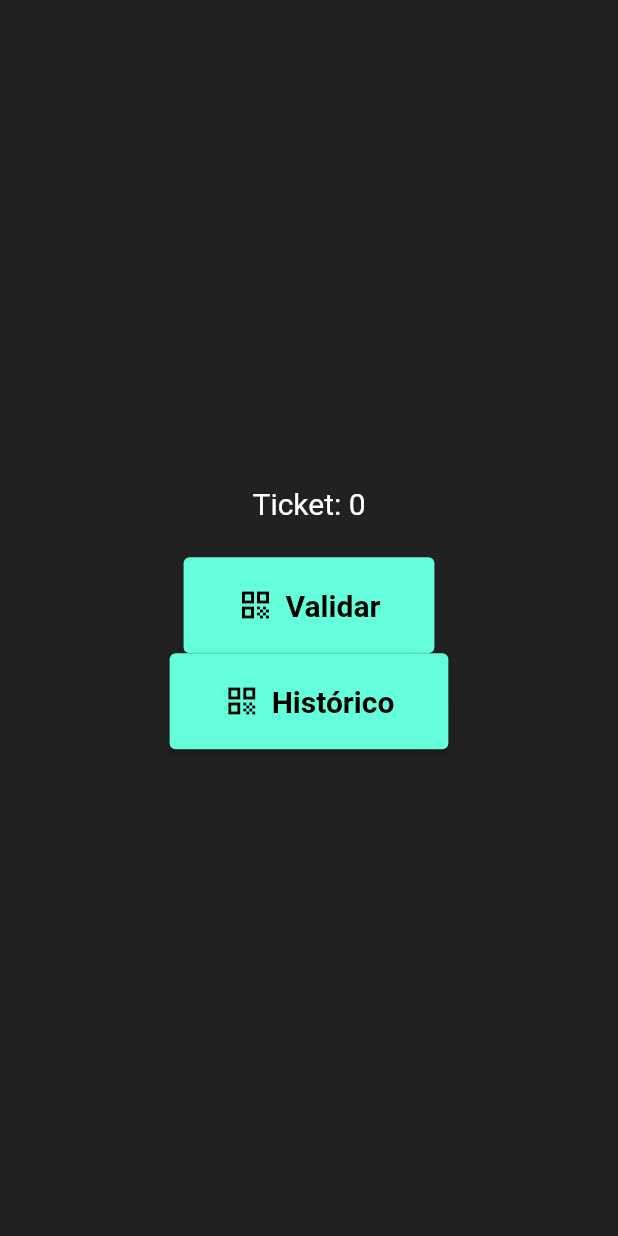
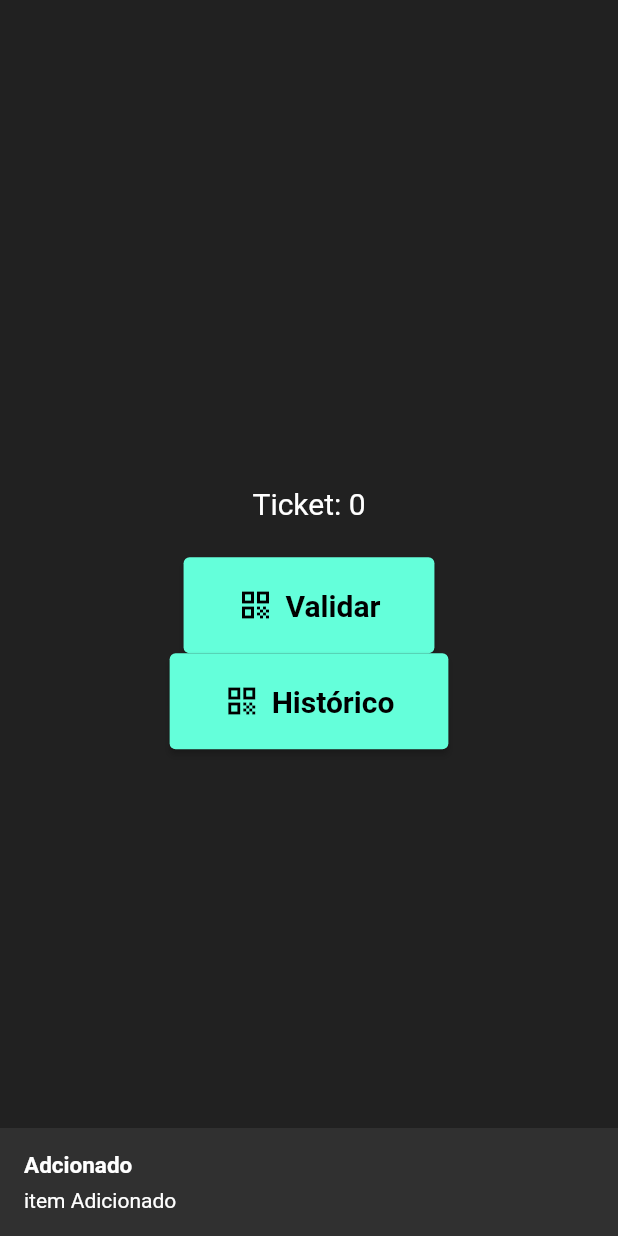
Before and after one commit to joao-lusa/flutter-as-scanner, a Flutter app: the screen it shows after launch, after a tap on "Validar", on a phone screen of 412 x 824 dp. Run offline on Flutter 3.47's test engine with Material 2 defaults, Android fonts, the phone set to English and light mode, and no system bars; drawn by our look-alikes of another_flushbar; our stand-ins replace sqflite; missing offline and left inert: flutter_barcode_scanner; accounts and stored records are empty.

Commit message:
Quase pronto

```diff
--- a/scanerbarcode/lib/main.dart
+++ b/scanerbarcode/lib/main.dart
@@ -19,7 +19,8 @@ class App extends StatelessWidget {
         scaffoldBackgroundColor: Colors.grey[900],
         elevatedButtonTheme: ElevatedButtonThemeData(
           style: ElevatedButton.styleFrom(
-            foregroundColor: Colors.black, backgroundColor: Colors.tealAccent,
+            foregroundColor: Colors.black,
+            backgroundColor: Colors.tealAccent,
             padding: const EdgeInsets.symmetric(vertical: 20, horizontal: 36),
             textStyle:
                 const TextStyle(fontSize: 20, fontWeight: FontWeight.w600),
--- a/scanerbarcode/lib/pages/scanner_bar.dart
+++ b/scanerbarcode/lib/pages/scanner_bar.dart
@@ -1,3 +1,4 @@
+import 'package:another_flushbar/flushbar.dart';
 import 'package:flutter/material.dart';
 import 'package:flutter_barcode_scanner/flutter_barcode_scanner.dart';
 import 'package:scanerbarcode/pages/history.dart';
@@ -13,25 +14,21 @@ class _ScannerBarState extends State<ScannerBar> {
   String ticket = '';
   List<String> tickets = [];
 
-  readQRCode() async {
-    Stream<dynamic>? reader = FlutterBarcodeScanner.getBarcodeStreamReceiver(
+  Future readQRCode() async {
+    String reader = await FlutterBarcodeScanner.scanBarcode(
       "#FFFFFF",
       "Cancelar",
       false,
       ScanMode.BARCODE,
     );
-    if (reader != null) {
-      reader.listen((code) {
-        setState((){
-          if (!tickets.contains(code.toString()) && code != '-1') {
-            tickets.add(code.toString());
-            DatabaseHelper.instance.add(
-              Scans(content: code),
-            );
-          }
-        });
-      });
-    }
+    setState(() async {
+      await Flushbar(
+        title: 'Adcionado',
+        message: 'item Adicionado',
+        duration: const Duration(seconds: 2),
+      ).show(context);
+    });
+    DatabaseHelper.instance.add(Scans(content: reader));
   }
 
   @override
--- a/scanerbarcode/pubspec.yaml
+++ b/scanerbarcode/pubspec.yaml
@@ -37,6 +37,7 @@ dependencies:
   flutter_barcode_scanner: ^2.0.0
   sqflite: ^2.0.2+1
   path_provider: ^2.0.11
+  another_flushbar: ^1.10.29
 
 dev_dependencies:
   flutter_test:
```
Also changed, not shown: scanerbarcode/lib/pages/history.dart (+11 -6 lines), scanerbarcode/pubspec.lock.
